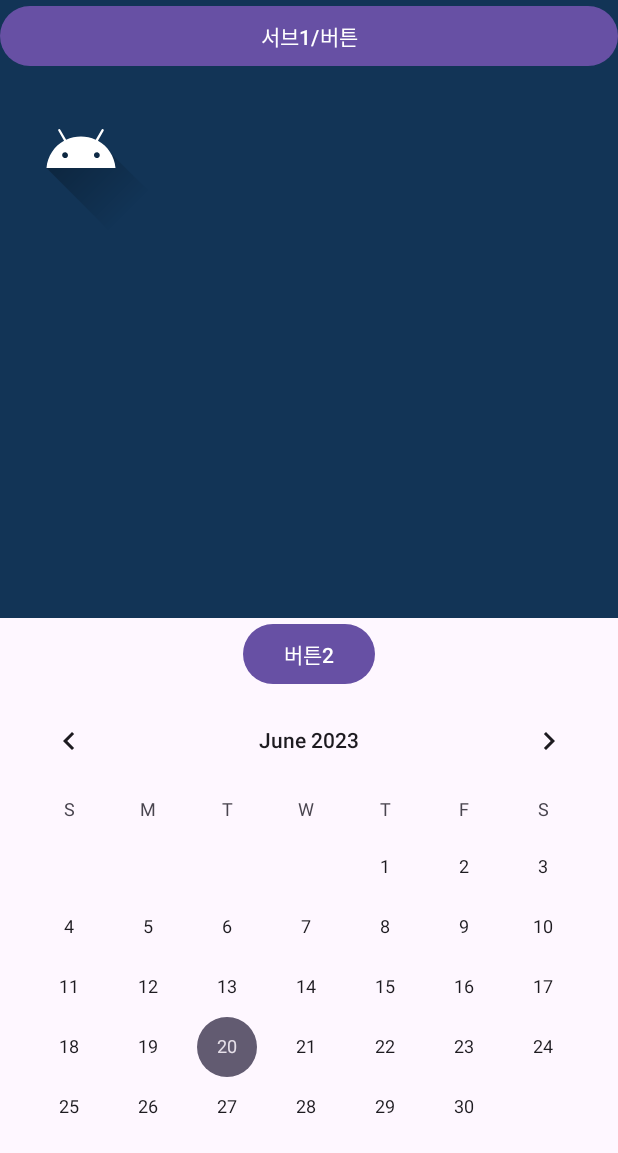
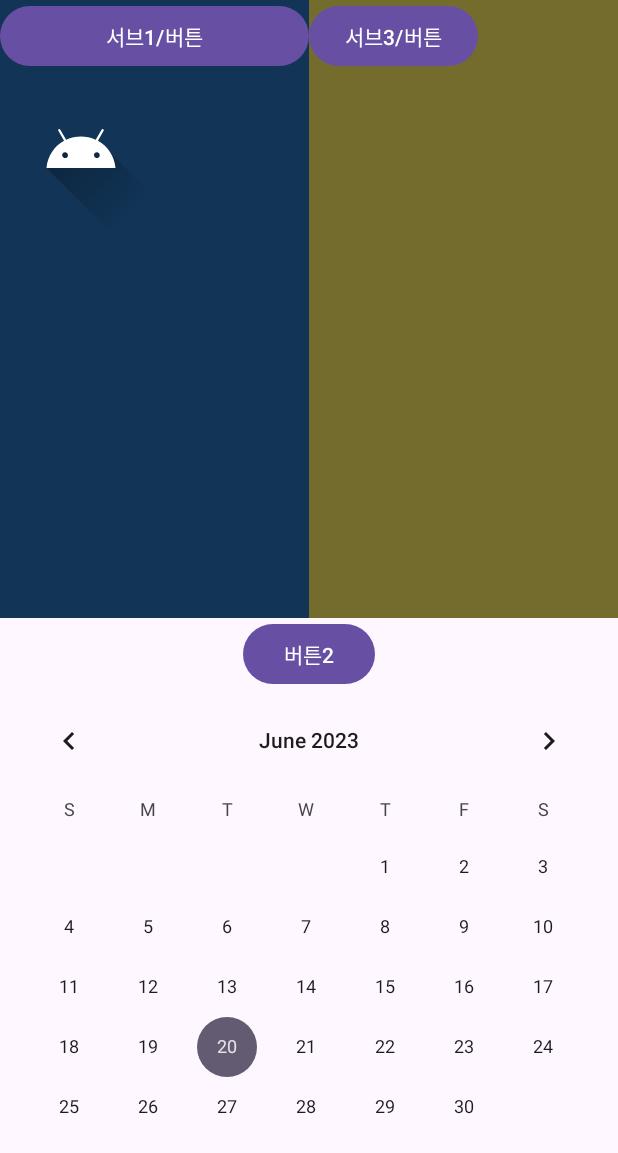
Before and after one commit to SanctusAlbino/StudyAndroid, an Android app: the screen it shows after launch (MainActivity), on a phone screen of 412 x 824 dp. Shown: the top 1153 px of the screen. Run offline under Robolectric (Android 15) with nearby library versions, the phone set to English and light mode, and no system bars.

Commit message:
6.20
6.20

```diff
--- a/WorkSpace/And08_LayoutInflater/app/src/main/java/com/example/and08_layoutinflater/MainActivity.java
+++ b/WorkSpace/And08_LayoutInflater/app/src/main/java/com/example/and08_layoutinflater/MainActivity.java
@@ -12,7 +12,7 @@ import android.widget.Toast;
 
 public class MainActivity extends AppCompatActivity {
     LayoutInflater inflater; // <- 인플레이션 과정의 작업을 해주는 객체 (레이아웃인플레이터: 메모리에 디자인 파일을 올려줌)
-    LinearLayout container_ln;
+    LinearLayout container_ln, container_ln2;
     FrameLayout container_fl;
     @Override
     protected void onCreate(Bundle savedInstanceState) {
@@ -24,13 +24,16 @@ public class MainActivity extends AppCompatActivity {
         //inflater = (LayoutInflater) getSystemService(LAYOUT_INFLATER_SERVICE);
         container_ln = findViewById(R.id.container_ln);
         container_fl = findViewById(R.id.container_fl);
+        container_ln2 = findViewById(R.id.container_ln2);
         View vLinear = inflater.inflate(R.layout.sub_layout1 , container_ln , true); //1. 지금 바로 붙이겠음. 2. 내 리소스를 현재 화면의 리소스에 붙일껀지
         View vFrame = inflater.inflate(R.layout.sub_layout2, container_fl, true); //2. 지금 바로 붙이겠음. 2. 메모리를 같이 쓸건지.
+        View vLinear2 = inflater.inflate(R.layout.sub_layout3, container_ln2);
         //attachToRoot를 true로 쓰는 경우는 지금이 마지막이다. (false)
         //이유는 코드부를 별도로 가지고 있는 즉 액티비티와 유사하게 디자인 파일 하나 (xml) 코드파일 하나 (java)를 별도로 가지고 붙이는 처리를 알아서하는 "Fragment"라는 것을
         Button btn_sub1 = vLinear.findViewById(R.id.sub1);
         //Button btn_sub = vLinear.findViewById(R.id.sub2); //이게 가능할까? 불가능함. 현재 sub_layout1에는 버튼 sub1만 존재함
         Button btn_sub2 = vFrame.findViewById(R.id.sub2);
+        Button btn_sub3 = vLinear2.findViewById(R.id.sub3);
 
         btn_sub1.setOnClickListener(v->{
             Toast.makeText(this, "서브1에 있는 버튼이 눌렸습니다. ", Toast.LENGTH_SHORT).show();
@@ -39,5 +42,8 @@ public class MainActivity extends AppCompatActivity {
         btn_sub2.setOnClickListener(v->{
             Toast.makeText(this, "서브2에 있는 버튼이 눌렸습니다. ", Toast.LENGTH_SHORT).show();
         });
+        btn_sub3.setOnClickListener(v->{
+            Toast.makeText(this, "서브3에 있는 버튼이 눌렸습니다. ", Toast.LENGTH_SHORT).show();
+        });
     }
 }
--- a/WorkSpace/And08_LayoutInflater/app/src/main/res/layout/activity_main.xml
+++ b/WorkSpace/And08_LayoutInflater/app/src/main/res/layout/activity_main.xml
@@ -9,12 +9,27 @@
     android:orientation="vertical">
 
     <LinearLayout
-        android:orientation="vertical"
-        android:id="@+id/container_ln"
+        android:orientation="horizontal"
+
         android:background="#123456"
         android:layout_weight="1"
         android:layout_width="match_parent"
-        android:layout_height="0dp"/>
+        android:layout_height="0dp">
+        <LinearLayout
+            android:orientation="vertical"
+            android:id="@+id/container_ln"
+            android:layout_weight="1"
+            android:layout_width="0dp"
+            android:layout_height="match_parent"/>
+        <LinearLayout
+            android:orientation="vertical"
+            android:id="@+id/container_ln2"
+            android:background="#736C2C"
+            android:layout_weight="1"
+            android:layout_width="0dp"
+            android:layout_height="match_parent"/>
+
+    </LinearLayout>
     <FrameLayout
         android:id="@+id/container_fl"
         android:layout_weight="1"
--- /dev/null
+++ b/WorkSpace/And08_LayoutInflater/app/src/main/res/layout/sub_layout3.xml
@@ -0,0 +1,17 @@
+<?xml version="1.0" encoding="utf-8"?>
+<LinearLayout
+    xmlns:android="http://schemas.android.com/apk/res/android"
+    android:layout_width="match_parent"
+    android:layout_height="match_parent"
+    android:orientation="vertical">
+
+    <Button
+        android:id="@+id/sub3"
+        android:text="서브3/버튼"
+        android:layout_width="wrap_content"
+        android:layout_height="wrap_content"/>
+
+
+
+
+</LinearLayout>
--- a/WorkSpace/And8888_practice/app/src/main/java/com/example/and8888_practice/MainActivity.java
+++ b/WorkSpace/And8888_practice/app/src/main/java/com/example/and8888_practice/MainActivity.java
@@ -29,7 +29,11 @@ public class MainActivity extends AppCompatActivity {
             public void onClick(View v) {
                 Log.d("아무거나1", "onClick: "+ Integer.parseInt(num1.getText().toString()));
                 Log.d("아무거나2", "onClick: "+Integer.parseInt(num2.getText().toString()));
-                Log.d("아무거", "onClick: "+);
+               // btn_sum.get = Integer.parseInt(num1.getText().toString())+Integer.parseInt(num2.getText().toString());
+                Log.d("아무거", "onClick: "+(Integer.parseInt(num1.getText().toString())+Integer.parseInt(num2.getText().toString())));
+                // String result = "java Version11"     =>java Version11
+                // String result = 1 + 1  " java Version "    => 2java Version
+
 
             }
         });
```
